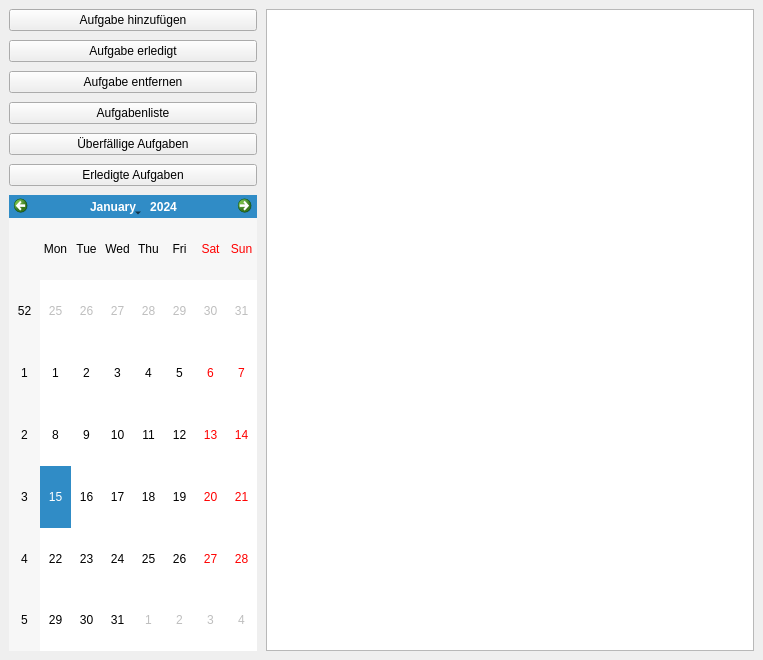
The window that Aufgabenplaner/mainwindow.ui (KTWIU/SEProject) describes before a commit, drawn with Qt 5.
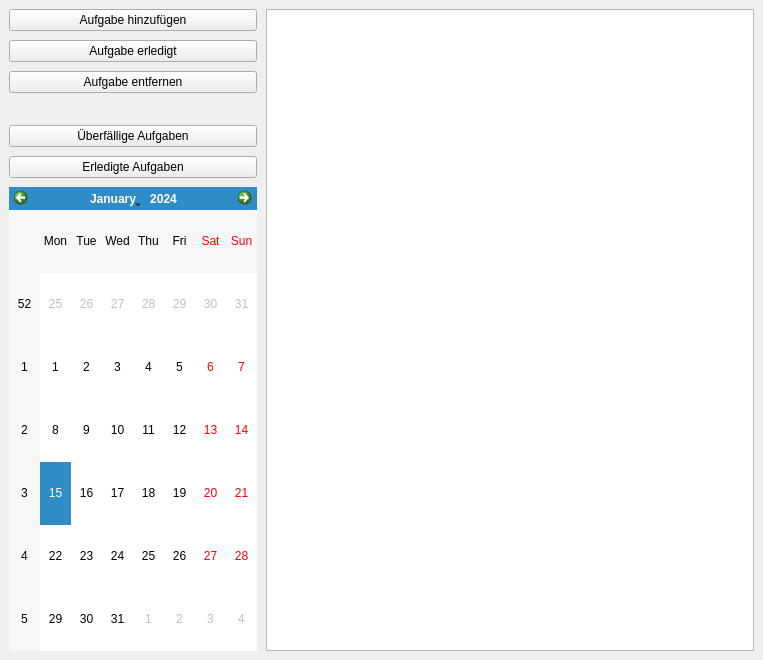
The same window after the commit.

Patch:
```diff
--- a/Aufgabenplaner/mainwindow.ui
+++ b/Aufgabenplaner/mainwindow.ui
@@ -48,9 +48,9 @@
        </widget>
       </item>
       <item>
-       <widget class="QPushButton" name="pBAufgabenliste">
+       <widget class="QLabel" name="label">
         <property name="text">
-         <string>Aufgabenliste</string>
+         <string/>
         </property>
        </widget>
       </item>
```
Left out of the diff: 2 changed lines with no effect on the pictures.
